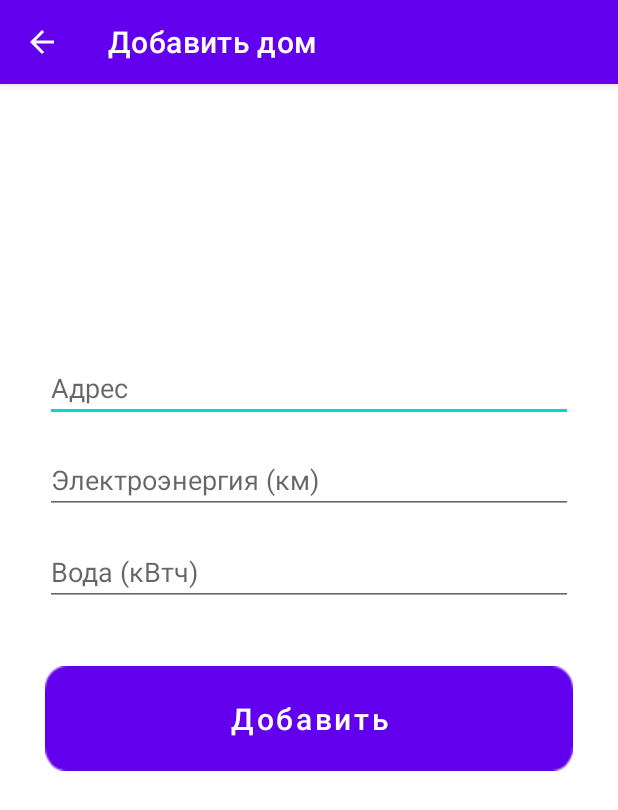
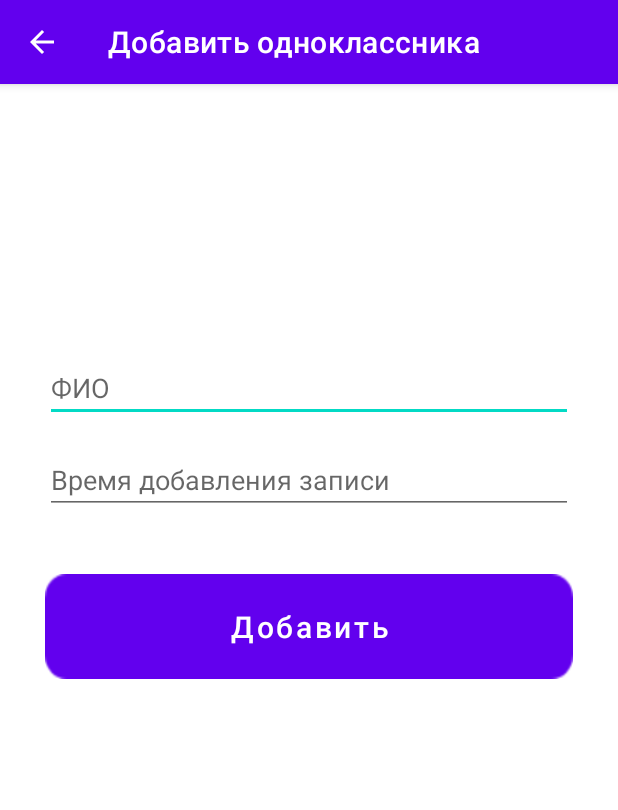
Before and after one commit to TimurPuchinsky/SQLiteAS, an Android app: the screen it shows after launch (AddActivity), after a tap on an icon or button, on a phone screen of 412 x 824 dp. Shown: the top 810 px of the screen. Run offline under Robolectric (Android 15) with nearby library versions, the phone set to English and light mode, and no system bars.

Commit message:
лаб 7. Приложение, взаимодействующее с базой данных

```diff
--- a/app/src/main/AndroidManifest.xml
+++ b/app/src/main/AndroidManifest.xml
@@ -22,7 +22,7 @@
         </activity>
         <activity
             android:name=".AddActivity"
-            android:label="Добавить дом"
+            android:label="Добавить одноклассника"
             android:parentActivityName=".MainActivity">
             <meta-data
                 android:name="android.app.lib_name"
@@ -30,7 +30,7 @@
         </activity>
         <activity
             android:name=".MainActivity"
-            android:label="Библиотека"
+            android:label="Одноклассники"
             android:exported="true">
             <intent-filter>
                 <action android:name="android.intent.action.MAIN" />
--- a/app/src/main/java/com/example/myapplication/AddActivity.java
+++ b/app/src/main/java/com/example/myapplication/AddActivity.java
@@ -9,7 +9,7 @@ import android.widget.EditText;
 
 public class AddActivity extends AppCompatActivity {
 
-    EditText title_input, author_input, pages_input;
+    EditText title_input, author_input;
     Button add_button;
 
     @Override
@@ -19,15 +19,13 @@ public class AddActivity extends AppCompatActivity {
 
         title_input = findViewById(R.id.title_input);
         author_input = findViewById(R.id.author_input);
-        pages_input = findViewById(R.id.pages_input);
         add_button = findViewById(R.id.add_button);
         add_button.setOnClickListener(new View.OnClickListener() {
             @Override
             public void onClick(View view) {
                 MyDatabaseHelper myDB = new MyDatabaseHelper(AddActivity.this);
                 myDB.addBook(title_input.getText().toString().trim(),
-                        author_input.getText().toString().trim(),
-                        Integer.valueOf(pages_input.getText().toString().trim()));
+                        author_input.getText().toString().trim());
             }
         });
     }
--- a/app/src/main/java/com/example/myapplication/CustomAdapter.java
+++ b/app/src/main/java/com/example/myapplication/CustomAdapter.java
@@ -23,16 +23,14 @@ public class CustomAdapter extends RecyclerView.Adapter<CustomAdapter.MyViewHold
 
     private Context context;
     private Activity activity;
-    private ArrayList book_id, book_title, book_author, book_pages;
+    private ArrayList book_id, book_title, book_author;
 
-    CustomAdapter(Activity activity, Context context, ArrayList book_id, ArrayList book_title, ArrayList book_author,
-                  ArrayList book_pages){
+    CustomAdapter(Activity activity, Context context, ArrayList book_id, ArrayList book_title, ArrayList book_author){
         this.activity = activity;
         this.context = context;
         this.book_id = book_id;
         this.book_title = book_title;
         this.book_author = book_author;
-        this.book_pages = book_pages;
     }
 
     @NonNull
@@ -49,7 +47,6 @@ public class CustomAdapter extends RecyclerView.Adapter<CustomAdapter.MyViewHold
         holder.book_id_txt.setText(String.valueOf(book_id.get(position)));
         holder.book_title_txt.setText(String.valueOf(book_title.get(position)));
         holder.book_author_txt.setText(String.valueOf(book_author.get(position)));
-        holder.book_pages_txt.setText(String.valueOf(book_pages.get(position)));
         //Recyclerview onClickListener
         holder.mainLayout.setOnClickListener(new View.OnClickListener() {
             @Override
@@ -58,7 +55,6 @@ public class CustomAdapter extends RecyclerView.Adapter<CustomAdapter.MyViewHold
                 intent.putExtra("id", String.valueOf(book_id.get(position)));
                 intent.putExtra("title", String.valueOf(book_title.get(position)));
                 intent.putExtra("author", String.valueOf(book_author.get(position)));
-                intent.putExtra("pages", String.valueOf(book_pages.get(position)));
                 activity.startActivityForResult(intent, 1);
             }
         });
@@ -73,7 +69,7 @@ public class CustomAdapter extends RecyclerView.Adapter<CustomAdapter.MyViewHold
 
     class MyViewHolder extends RecyclerView.ViewHolder {
 
-        TextView book_id_txt, book_title_txt, book_author_txt, book_pages_txt;
+        TextView book_id_txt, book_title_txt, book_author_txt;
         LinearLayout mainLayout;
 
         MyViewHolder(@NonNull View itemView) {
@@ -81,7 +77,6 @@ public class CustomAdapter extends RecyclerView.Adapter<CustomAdapter.MyViewHold
             book_id_txt = itemView.findViewById(R.id.book_id_txt);
             book_title_txt = itemView.findViewById(R.id.book_title_txt);
             book_author_txt = itemView.findViewById(R.id.book_author_txt);
-            book_pages_txt = itemView.findViewById(R.id.book_pages_txt);
             mainLayout = itemView.findViewById(R.id.mainLayout);
             //Animate Recyclerview
             Animation translate_anim = AnimationUtils.loadAnimation(context, R.anim.translate_anim);
--- a/app/src/main/java/com/example/myapplication/MainActivity.java
+++ b/app/src/main/java/com/example/myapplication/MainActivity.java
@@ -64,8 +64,7 @@ public class MainActivity extends AppCompatActivity {
 
         storeDataInArrays();
 
-        customAdapter = new CustomAdapter(MainActivity.this,this, book_id, book_title, book_author,
-                book_pages);
+        customAdapter = new CustomAdapter(MainActivity.this,this, book_id, book_title, book_author);
         recyclerView.setAdapter(customAdapter);
         recyclerView.setLayoutManager(new LinearLayoutManager(MainActivity.this));
 
@@ -89,7 +88,6 @@ public class MainActivity extends AppCompatActivity {
                 book_id.add(cursor.getString(0));
                 book_title.add(cursor.getString(1));
                 book_author.add(cursor.getString(2));
-                book_pages.add(cursor.getString(3));
             }
             empty_imageview.setVisibility(View.GONE);
             no_data.setVisibility(View.GONE);
--- a/app/src/main/res/layout/activity_add.xml
+++ b/app/src/main/res/layout/activity_add.xml
@@ -14,7 +14,7 @@
         android:layout_height="wrap_content"
         android:layout_marginTop="150dp"
         android:ems="10"
-        android:hint="Адрес"
+        android:hint="ФИО"
         android:inputType="textPersonName"
         android:textColor="#000000"
         app:layout_constraintEnd_toEndOf="parent"
@@ -27,25 +27,13 @@
         android:layout_height="wrap_content"
         android:layout_marginTop="16dp"
         android:ems="10"
-        android:hint="Электроэнергия (км)"
+        android:hint="Время добавления записи"
         android:inputType="textPersonName"
         android:textColor="#000000"
         app:layout_constraintEnd_toEndOf="parent"
         app:layout_constraintStart_toStartOf="parent"
         app:layout_constraintTop_toBottomOf="@+id/title_input" />
 
-    <EditText
-        android:id="@+id/pages_input"
-        android:layout_width="match_parent"
-        android:layout_height="wrap_content"
-        android:layout_marginTop="16dp"
-        android:ems="10"
-        android:hint="Вода (кВтч)"
-        android:inputType="number"
-        android:textColor="#000000"
-        app:layout_constraintEnd_toEndOf="parent"
-        app:layout_constraintStart_toStartOf="parent"
-        app:layout_constraintTop_toBottomOf="@+id/author_input" />
 
     <com.google.android.material.button.MaterialButton
         android:id="@+id/add_button"
@@ -58,5 +46,5 @@
         android:textSize="20sp"
         app:layout_constraintEnd_toEndOf="parent"
         app:layout_constraintStart_toStartOf="parent"
-        app:layout_constraintTop_toBottomOf="@+id/pages_input" />
+        app:layout_constraintTop_toBottomOf="@+id/author_input" />
 </androidx.constraintlayout.widget.ConstraintLayout>
```
Also changed, not shown: app/src/main/java/com/example/myapplication/MyDatabaseHelper.java (+2 -5 lines), app/src/main/java/com/example/myapplication/UpdateActivity.java (+4 -8 lines), app/src/main/res/layout/activity_update.xml (+3 -16 lines), app/src/main/res/layout/my_row.xml (+4 -17 lines).
